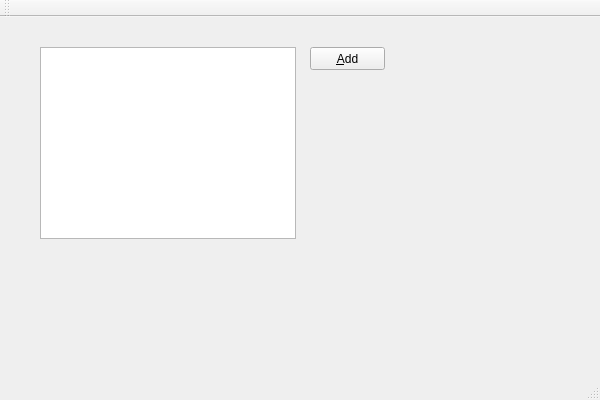
martin-kudlicka/compact-ntfs, file source/mainwindow.ui: the form before one commit.
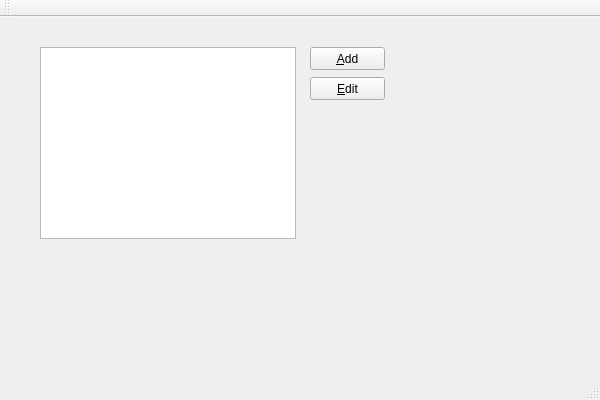
The form after the commit.

What changed in the file:
```diff
--- a/source/mainwindow.ui
+++ b/source/mainwindow.ui
@@ -43,6 +43,19 @@
      <string>&amp;Add</string>
     </property>
    </widget>
+   <widget class="QPushButton" name="locationEdit">
+    <property name="geometry">
+     <rect>
+      <x>310</x>
+      <y>60</y>
+      <width>75</width>
+      <height>23</height>
+     </rect>
+    </property>
+    <property name="text">
+     <string>&amp;Edit</string>
+    </property>
+   </widget>
   </widget>
   <widget class="QMenuBar" name="menuBar">
    <property name="geometry">
```
